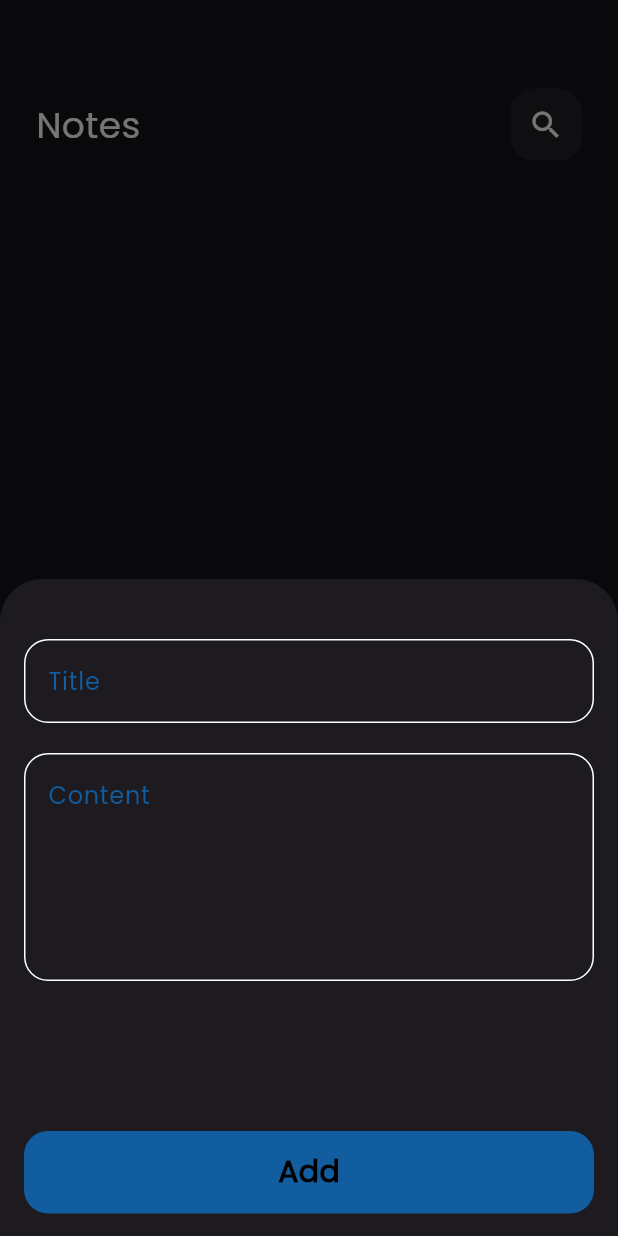
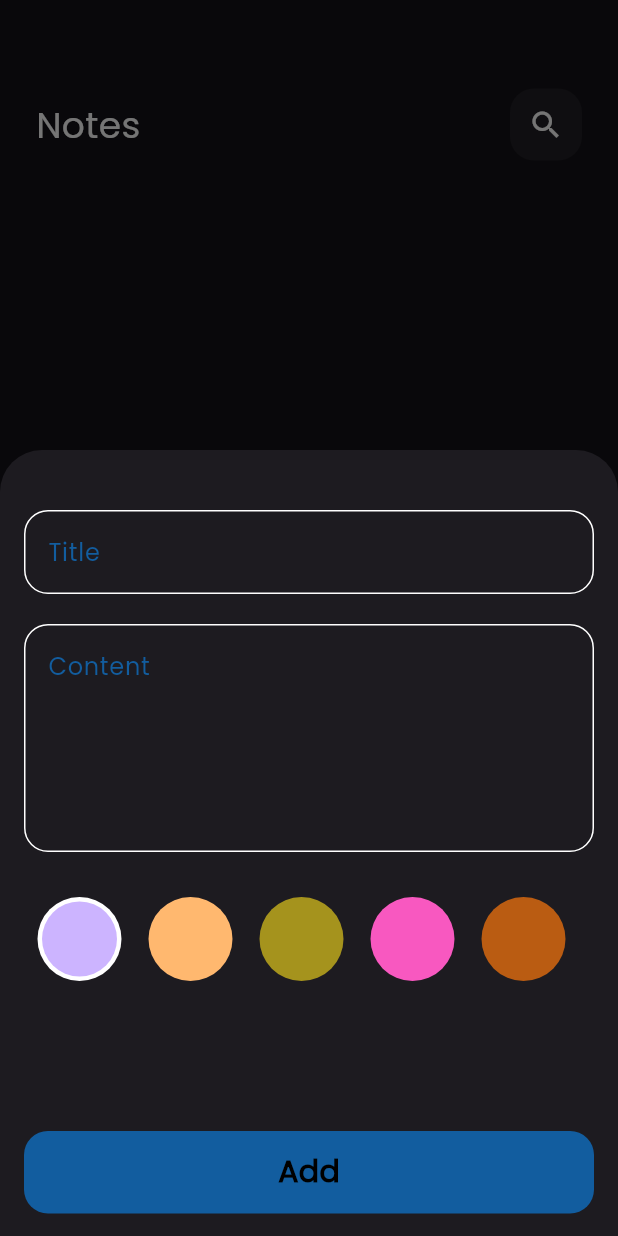
Before and after one commit to Parawita/notes_app, a Flutter app: the screen it shows after launch, after a tap on the "add" icon, on a phone screen of 412 x 824 dp. Run offline on Flutter 3.47's test engine with Material 3 defaults, Android fonts, the phone set to English and light mode, and no system bars; drawn by our look-alikes of modal_progress_hud_nsn; our stand-ins replace flutter_bloc, font_awesome_flutter, hive, hive_flutter; accounts and stored records are empty.

Commit message:
add colors list veiw  and resolve ui problems

```diff
--- a/lib/cubtes/AddNotecubit/add.note.cubit.dart
+++ b/lib/cubtes/AddNotecubit/add.note.cubit.dart
@@ -1,3 +1,5 @@
+import 'dart:ui';
+
 import 'package:flutter_bloc/flutter_bloc.dart'; // Import for Cubit
 import 'package:hive_flutter/adapters.dart';
 import 'package:notesapp/Models/note_model.dart';
@@ -5,8 +7,9 @@ import 'package:notesapp/cubtes/AddNotecubit/add_note_cubits_state.dart';
 
 class AddNoteCubit extends Cubit<AddNoteState> {
   AddNoteCubit() : super(AddNoteIntial());
-
+  Color color = const Color.fromARGB(255, 167, 126, 255);
   addNote(NoteModel note) async {
+    note.cololr = color.value;
     emit(AddNoteLoding());
     try {
       var noteBox = Hive.box<NoteModel>('notes_box');
--- a/lib/cubtes/AddNotecubit/add_note_cubits_state.dart
+++ b/lib/cubtes/AddNotecubit/add_note_cubits_state.dart
@@ -1,5 +1,3 @@
-import 'package:notesapp/Models/note_model.dart';
-
 abstract class AddNoteState {}
 
 class AddNoteIntial extends AddNoteState {}
--- a/lib/cubtes/AddNotecubit/notesCubit/notes_cubit.dart
+++ b/lib/cubtes/AddNotecubit/notesCubit/notes_cubit.dart
@@ -1,7 +1,7 @@
 import 'package:flutter_bloc/flutter_bloc.dart'; // Import for Cubit
 import 'package:hive_flutter/adapters.dart';
 import 'package:notesapp/Models/note_model.dart';
-import 'package:notesapp/cubtes/AddNotecubit/add_note_cubits_state.dart';
+
 import 'package:notesapp/cubtes/AddNotecubit/notesCubit/notes_state.dart';
 
 class NotesCubit extends Cubit<NotesState> {
--- a/lib/cubtes/AddNotecubit/notesCubit/notes_state.dart
+++ b/lib/cubtes/AddNotecubit/notesCubit/notes_state.dart
@@ -1,5 +1,3 @@
-import 'package:notesapp/Models/note_model.dart';
-
 abstract class NotesState {}
 
 class NotesIntial extends NotesState {}
--- a/lib/widgets/note_item.dart
+++ b/lib/widgets/note_item.dart
@@ -21,8 +21,7 @@ class NoteItem extends StatelessWidget {
       child: Container(
         padding: EdgeInsets.only(top: 16, bottom: 16, left: 8),
         decoration: BoxDecoration(
-            borderRadius: BorderRadius.circular(16),
-            color: const Color.fromARGB(255, 202, 169, 102)),
+            borderRadius: BorderRadius.circular(16), color: Color(no.cololr)),
         child: Column(
           crossAxisAlignment: CrossAxisAlignment.end,
           children: [
--- a/lib/widgets/notes_item_bulder.dart
+++ b/lib/widgets/notes_item_bulder.dart
@@ -14,6 +14,7 @@ class NotesitemBulder extends StatelessWidget {
       builder: (context, state) {
         List<NoteModel> notes =
             BlocProvider.of<NotesCubit>(context).Notes ?? [];
+        notes = notes.reversed.toList();
         return ListView.builder(
             itemCount: notes.length,
             itemBuilder: (context, index) {
--- a/lib/widgets/shom_model_bottom.dart
+++ b/lib/widgets/shom_model_bottom.dart
@@ -74,6 +74,10 @@ class _NoteFormStateState extends State<NoteFormState> {
                       ss: "Content",
                       maxlines: 5,
                     ),
+                    const SizedBox(
+                      height: 30,
+                    ),
+                    ColorsItemListBulder(),
                     const SizedBox(height: 100),
                     CustomAddBottom(onTap: () {
                       if (formKey.currentState!.validate()) {
@@ -102,3 +106,70 @@ class _NoteFormStateState extends State<NoteFormState> {
     );
   }
 }
+
+class ColorItem extends StatelessWidget {
+  const ColorItem({super.key, required this.isActive, required this.color});
+  final bool isActive;
+  final Color color;
+
+  @override
+  Widget build(BuildContext context) {
+    return isActive
+        ? CircleAvatar(
+            radius: 28,
+            backgroundColor: Colors.white,
+            child: CircleAvatar(
+              radius: 25,
+              backgroundColor: color,
+            ))
+        : CircleAvatar(
+            radius: 28,
+            backgroundColor: color,
+          );
+  }
+}
+
+class ColorsItemListBulder extends StatefulWidget {
+  const ColorsItemListBulder({super.key});
+
+  @override
+  State<ColorsItemListBulder> createState() => _ColorsItemListBulderState();
+}
+
+List<Color> colors = const [
+  Color.fromARGB(255, 204, 180, 255),
+  Color(0xffFFB86F),
+  Color(0xffA5931D),
+  Color.fromARGB(255, 248, 88, 192),
+  Color(0xffBA5C12),
+];
+
+class _ColorsItemListBulderState extends State<ColorsItemListBulder> {
+  int currentIndex = 0;
+  @override
+  Widget build(BuildContext context) {
+    return SizedBox(
+      height: 28 * 2,
+      child: ListView.builder(
+          scrollDirection: Axis.horizontal,
+          itemCount: colors.length,
+          itemBuilder: (context, index) {
+            return Padding(
+              padding: const EdgeInsets.symmetric(horizontal: 9),
+              child: GestureDetector(
+                onTap: () {
+                  setState(() {
+                    currentIndex = index;
+                  });
+                  BlocProvider.of<AddNoteCubit>(context).color = colors[index];
+                },
+                child: ColorItem(
+                  color: colors[index],
+                  isActive: currentIndex == index,
+                ),
+              ),
+            );
+          }),
+    );
+  }
+}
```
Also changed, not shown: lib/views/notes_veiw.dart (+59 -0 lines).
